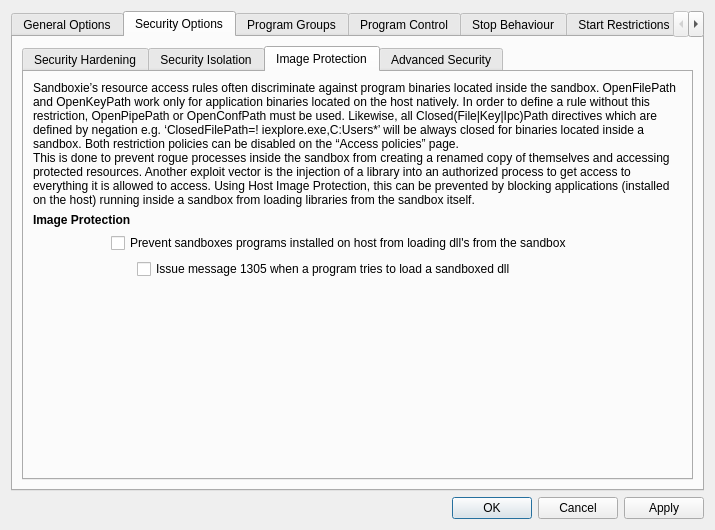
The window that SandboxiePlus/SandMan/Forms/OptionsWindow.ui (sandboxie-plus/Sandboxie) describes before a commit, drawn with Qt 5.
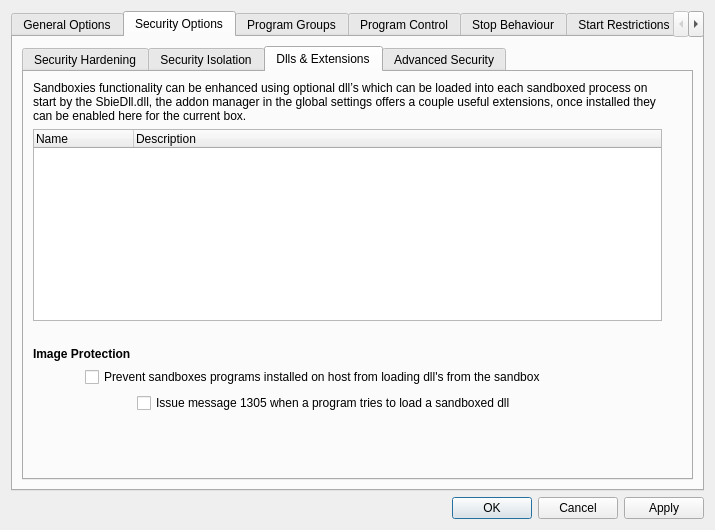
The same window after the commit. The open tabs and pages were chosen to show the change.

Diff of the .ui file:
```diff
--- a/SandboxiePlus/SandMan/Forms/OptionsWindow.ui
+++ b/SandboxiePlus/SandMan/Forms/OptionsWindow.ui
@@ -1297,19 +1297,12 @@
            </widget>
            <widget class="QWidget" name="tabImage">
             <attribute name="title">
-             <string>Image Protection</string>
+             <string>Dlls &amp;&amp; Extensions</string>
             </attribute>
             <layout class="QGridLayout" name="gridLayout_77">
-             <item row="0" column="0">
+             <item row="1" column="0">
               <layout class="QGridLayout" name="gridLayout_49">
-               <item row="3" column="2">
-                <widget class="QCheckBox" name="chkHostProtectMsg">
-                 <property name="text">
-                  <string>Issue message 1305 when a program tries to load a sandboxed dll</string>
-                 </property>
-                </widget>
-               </item>
-               <item row="4" column="0">
+               <item row="6" column="1">
                 <spacer name="verticalSpacer_36">
                  <property name="orientation">
                   <enum>Qt::Vertical</enum>
@@ -1322,31 +1315,10 @@
                  </property>
                 </spacer>
                </item>
-               <item row="4" column="2">
-                <spacer name="horizontalSpacer_16">
-                 <property name="orientation">
-                  <enum>Qt::Horizontal</enum>
-                 </property>
-                 <property name="sizeHint" stdset="0">
-                  <size>
-                   <width>40</width>
-                   <height>20</height>
-                  </size>
-                 </property>
-                </spacer>
-               </item>
-               <item row="2" column="1" colspan="2">
-                <widget class="QCheckBox" name="chkHostProtect">
-                 <property name="text">
-                  <string>Prevent sandboxes programs installed on host from loading dll's from the sandbox</string>
-                 </property>
-                </widget>
-               </item>
-               <item row="1" column="0" colspan="2">
+               <item row="3" column="0" colspan="2">
                 <widget class="QLabel" name="lblProtection">
                  <property name="font">
                   <font>
-                   <weight>75</weight>
                    <bold>true</bold>
                    <kerning>true</kerning>
                   </font>
@@ -1359,36 +1331,86 @@
                  </property>
                 </widget>
                </item>
-               <item row="3" column="1">
-                <widget class="QLabel" name="label_47">
-                 <property name="minimumSize">
-                  <size>
-                   <width>20</width>
-                   <height>0</height>
-                  </size>
+               <item row="1" column="0" colspan="3">
+                <widget class="QTreeWidget" name="treeInjectDll">
+                 <property name="sizePolicy">
+                  <sizepolicy hsizetype="Expanding" vsizetype="Expanding">
+                   <horstretch>0</horstretch>
+                   <verstretch>0</verstretch>
+                  </sizepolicy>
                  </property>
-                 <property name="maximumSize">
-                  <size>
-                   <width>20</width>
-                   <height>16777215</height>
-                  </size>
-                 </property>
-                 <property name="text">
-                  <string/>
-                 </property>
+                 <column>
+                  <property name="text">
+                   <string>Name</string>
+                  </property>
+                 </column>
+                 <column>
+                  <property name="text">
+                   <string>Description</string>
+                  </property>
+                 </column>
                 </widget>
                </item>
-               <item row="0" column="0" colspan="3">
-                <widget class="QLabel" name="label_52">
-                 <property name="text">
+               <item row="4" column="1" colspan="2">
+                <widget class="QCheckBox" name="chkHostProtect">
+                 <property name="toolTip">
                   <string>Sandboxie’s resource access rules often discriminate against program binaries located inside the sandbox. OpenFilePath and OpenKeyPath work only for application binaries located on the host natively. In order to define a rule without this restriction, OpenPipePath or OpenConfPath must be used. Likewise, all Closed(File|Key|Ipc)Path directives which are defined by negation e.g. ‘ClosedFilePath=! iexplore.exe,C:Users*’ will be always closed for binaries located inside a sandbox. Both restriction policies can be disabled on the “Access policies” page.
 This is done to prevent rogue processes inside the sandbox from creating a renamed copy of themselves and accessing protected resources. Another exploit vector is the injection of a library into an authorized process to get access to everything it is allowed to access. Using Host Image Protection, this can be prevented by blocking applications (installed on the host) running inside a sandbox from loading libraries from the sandbox itself.</string>
                  </property>
+                 <property name="text">
+                  <string>Prevent sandboxes programs installed on host from loading dll's from the sandbox</string>
+                 </property>
+                </widget>
+               </item>
+               <item row="5" column="2">
+                <widget class="QCheckBox" name="chkHostProtectMsg">
+                 <property name="text">
+                  <string>Issue message 1305 when a program tries to load a sandboxed dll</string>
+                 </property>
+                </widget>
+               </item>
+               <item row="0" column="0" colspan="3">
+                <widget class="QLabel" name="label_36">
+                 <property name="sizePolicy">
+                  <sizepolicy hsizetype="Preferred" vsizetype="Preferred">
+                   <horstretch>0</horstretch>
+                   <verstretch>0</verstretch>
+                  </sizepolicy>
+                 </property>
+                 <property name="text">
+                  <string>Sandboxies functionality can be enhanced using optional dll’s which can be loaded into each sandboxed process on start by the SbieDll.dll, the addon manager in the global settings offers a couple useful extensions, once installed they can be enabled here for the current box.</string>
+                 </property>
                  <property name="wordWrap">
                   <bool>true</bool>
                  </property>
                 </widget>
                </item>
+               <item row="2" column="2">
+                <spacer name="horizontalSpacer_16">
+                 <property name="orientation">
+                  <enum>Qt::Horizontal</enum>
+                 </property>
+                 <property name="sizeHint" stdset="0">
+                  <size>
+                   <width>40</width>
+                   <height>20</height>
+                  </size>
+                 </property>
+                </spacer>
+               </item>
+               <item row="1" column="3">
+                <spacer name="verticalSpacer_39">
+                 <property name="orientation">
+                  <enum>Qt::Vertical</enum>
+                 </property>
+                 <property name="sizeHint" stdset="0">
+                  <size>
+                   <width>20</width>
+                   <height>40</height>
+                  </size>
+                 </property>
+                </spacer>
+               </item>
               </layout>
              </item>
             </layout>
```
Left out of the diff: 2 changed lines with no effect on the pictures.
